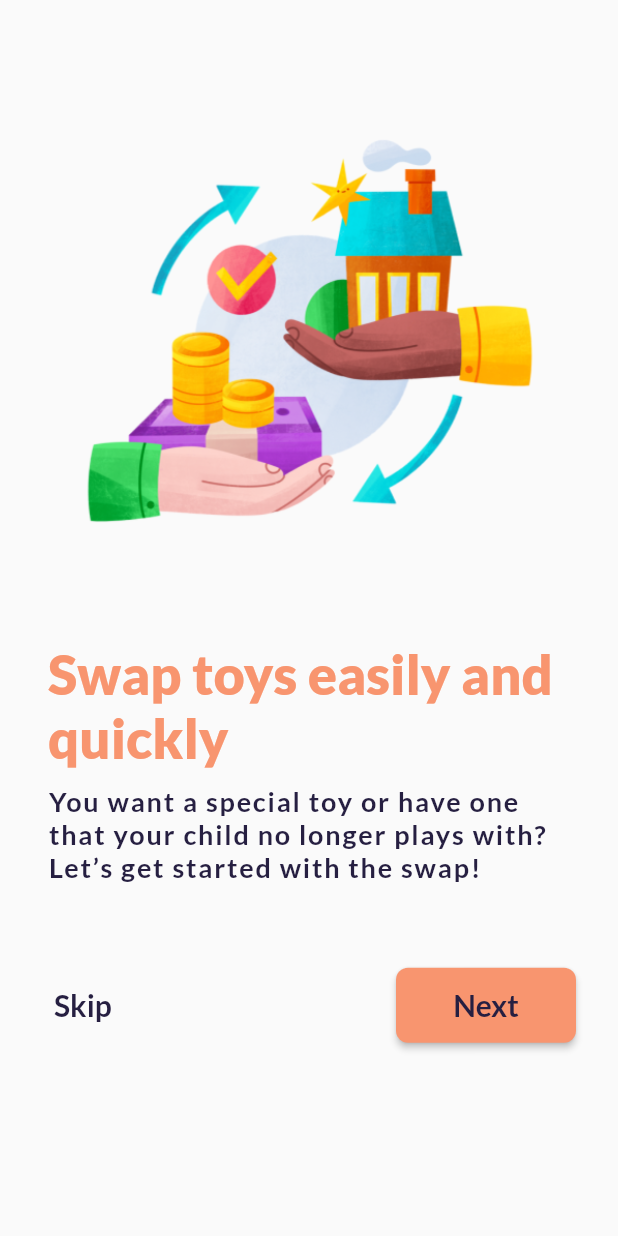
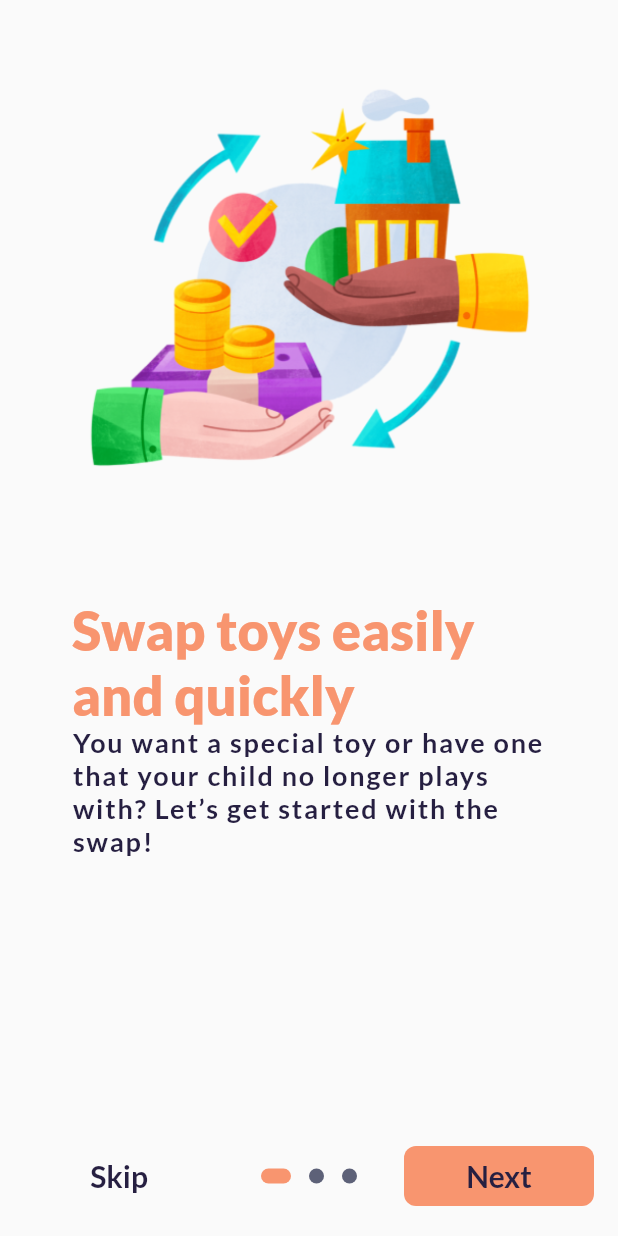
Before and after one commit to phatndt/toy_exchange_application_toydee, a Flutter app: the screen it shows after launch, on a phone screen of 412 x 824 dp. Run offline on Flutter 3.47's test engine with Material 2 defaults, Android fonts, the light colour scheme and no system bars; drawn by our look-alikes of introduction_screen; our stand-ins replace flutter_riverpod, font_awesome_flutter, riverpod.

Commit message:
update onboarding

```diff
--- a/lib/core/routing/app_router.dart
+++ b/lib/core/routing/app_router.dart
@@ -2,6 +2,7 @@ import 'package:flutter/material.dart';
 import 'package:toy_exchange_application_toydee/core/routing/navigation_transitions.dart';
 import 'package:toy_exchange_application_toydee/core/routing/route_paths.dart';
 import 'package:toy_exchange_application_toydee/core/screens/onboarding/onboarding1.dart';
+import 'package:toy_exchange_application_toydee/core/screens/onboarding/onboarding_page.dart';
 import 'package:toy_exchange_application_toydee/modules/authentication/screens/login_screen.dart';
 
 import '../../modules/home/screens/home_screen.dart';
@@ -89,6 +90,11 @@ class AppRouter {
           builder: (_) => const OnBoarding3(),
           settings: settings,
         );
+      case RoutePaths.onboardingpage:
+        return MaterialPageRoute(
+          builder: (_) => OnBoardingPage(),
+          settings: settings,
+        );
 
       case RoutePaths.login:
         return MaterialPageRoute(
--- a/lib/core/routing/route_paths.dart
+++ b/lib/core/routing/route_paths.dart
@@ -11,5 +11,6 @@ class RoutePaths {
   static const onboarding1 = '/onboarding1';
   static const onboarding2 = '/onboarding2';
   static const onboarding3 = '/onboarding3';
+  static const onboardingpage = '/onboarding_page';
   static const login = '/login';
 }
--- /dev/null
+++ b/lib/core/screens/onboarding/onboarding_page.dart
@@ -0,0 +1,127 @@
+import 'package:flutter/material.dart';
+import 'package:introduction_screen/introduction_screen.dart';
+import 'package:riverpod/riverpod.dart';
+import 'package:toy_exchange_application_toydee/core/routing/route_paths.dart';
+
+import '../../routing/navigation_service.dart';
+import '../../styles/styles.dart';
+import '../../styles/text.dart';
+import '../../widgets/custom_text_elevated_button.dart';
+
+class OnBoardingPage extends StatelessWidget {
+  @override
+  Widget build(BuildContext context) {
+    return SafeArea(
+      child: IntroductionScreen(
+        pages: [
+          PageViewModel(
+            titleWidget: buildTitle(T.onb1Title),
+            bodyWidget: buidBody(T.onb1Content),
+            image: buildImage(T.onb1Image),
+            decoration: buildDecoration(),
+          ),
+          PageViewModel(
+            titleWidget: buildTitle(T.onb2Title),
+            bodyWidget: buidBody(T.onb2Content),
+            image: buildImage(T.onb2Image),
+            decoration: buildDecoration(),
+          ),
+          PageViewModel(
+            titleWidget: buildTitle(T.onb3Title),
+            bodyWidget: buidBody(T.onb3Content),
+            image: buildImage(T.onb3Image),
+            decoration: buildDecoration(),
+          ),
+        ],
+        done: Text(
+          T.onbDone,
+          style: S.textStyles.h4,
+        ),
+        onDone: () {
+          NavigationService.push(isNamed: true, page: RoutePaths.login);
+        },
+        nextStyle: TextButton.styleFrom(
+          // textStyle: S.textStyles.h4, ///////////// Error
+          backgroundColor: S.colors.primary,
+          shape: RoundedRectangleBorder(
+            borderRadius: BorderRadius.circular(8),
+          ),
+        ),
+        doneStyle: TextButton.styleFrom(
+          //textStyle: S.textStyles.h4, ///////////// Error
+          backgroundColor: S.colors.primary,
+          shape: RoundedRectangleBorder(
+            borderRadius: BorderRadius.circular(8),
+          ),
+        ),
+        next: Text(
+          T.onbNext,
+          style: S.textStyles.h4,
+        ),
+        skip: Text(
+          T.onbSkip,
+          style: S.textStyles.h4,
+        ),
+        onSkip: () {
+          NavigationService.pushReplacement(
+              isNamed: true, page: RoutePaths.login);
+        },
+        showDoneButton: true,
+        showNextButton: true,
+        showSkipButton: true,
+        dotsDecorator: buildDotsShape(),
+        isProgressTap: false,
+        freeze: false,
+      ),
+    );
+  }
+
+  buildImage(String path) {
+    return Center(
+      child: Image.asset(
+        path,
+        width: 350,
+      ),
+    );
+  }
+
+  buildDecoration() {
+    return PageDecoration(
+      // bodyAlignment: Alignment.centerLeft,
+      // imageAlignment: Alignment.center,
+      // titleTextStyle: S.textStyles.h5,
+      // bodyTextStyle: S.textStyles.titleHeavy,
+      titlePadding:
+          EdgeInsets.symmetric(horizontal: S.dimens.defaultPadding_32),
+      imagePadding:
+          EdgeInsets.symmetric(horizontal: S.dimens.defaultPadding_32),
+      bodyPadding: EdgeInsets.symmetric(horizontal: S.dimens.defaultPadding_32),
+    );
+  }
+
+  buildDotsShape() {
+    return DotsDecorator(
+        color: S.colors.gray_1,
+        activeColor: S.colors.primary,
+        size: const Size(10, 10),
+        activeSize: const Size(20, 10),
+        activeShape:
+            RoundedRectangleBorder(borderRadius: BorderRadius.circular(24)));
+  }
+
+  buidBody(String content) {
+    return Text(
+      content,
+      textAlign: TextAlign.left,
+      style: S.textStyles.titleHeavy,
+    );
+  }
+
+  buildTitle(String title) {
+    return Text(
+      title,
+      textAlign: TextAlign.left,
+      style: S.textStyles.h5,
+    );
+  }
+}
--- a/lib/core/styles/text.dart
+++ b/lib/core/styles/text.dart
@@ -10,6 +10,7 @@ class T {
       'You want a special toy or have one that your child no longer plays with? Let’s get started with the swap!';
   static const onbNext = 'Next';
   static const onbSkip = 'Skip';
+  static const onbDone = 'Login';
 
   static const onb1Image = 'assets/images/onboarding/onboarding1.png';
   static const onb2Image = 'assets/images/onboarding/onboarding2.png';
--- a/lib/main.dart
+++ b/lib/main.dart
@@ -17,7 +17,7 @@ class Toydee extends StatelessWidget {
     return MaterialApp(
       navigatorKey: NavigationService.navigationKey,
       debugShowCheckedModeBanner: false,
-      initialRoute: RoutePaths.onboarding1,
+      initialRoute: RoutePaths.onboardingpage,
       onGenerateRoute: AppRouter.generateRoute,
     );
   }
--- a/pubspec.yaml
+++ b/pubspec.yaml
@@ -41,6 +41,9 @@ dependencies:
   flutter_riverpod: ^1.0.3
   riverpod: ^1.0.3
   provider: ^6.0.2
+
+  introduction_screen: ^3.0.1
+
 
 dev_dependencies:
   flutter_test:
```
Also changed, not shown: pubspec.lock.
